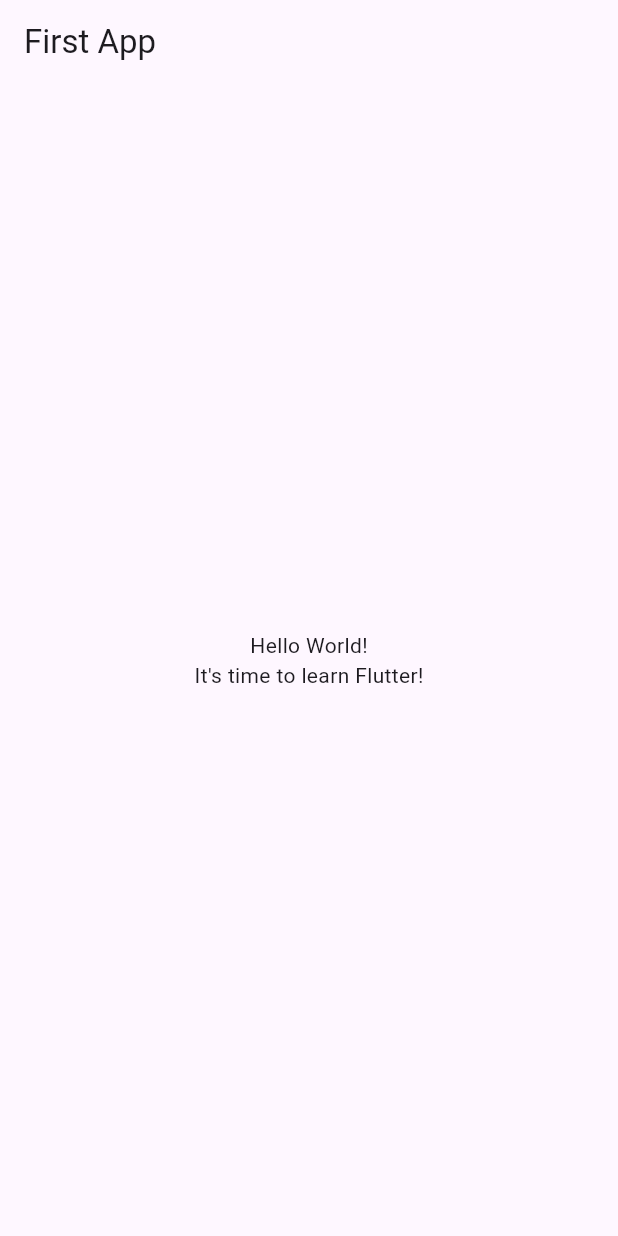
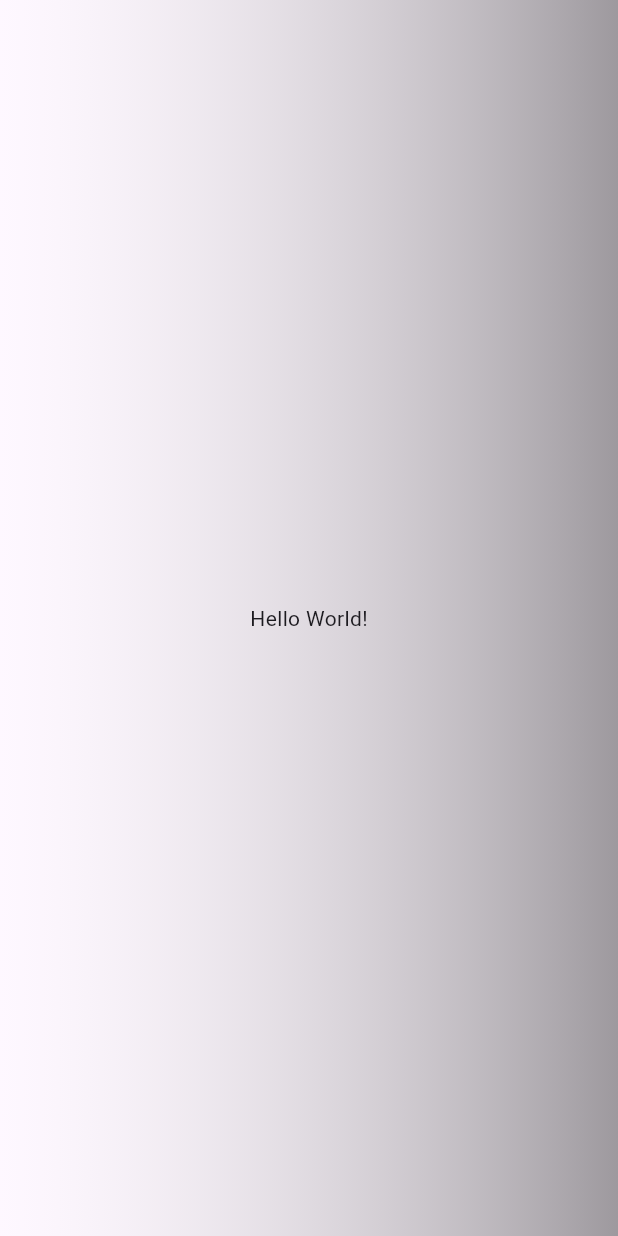
Before and after one commit to Ahmad-Zahradeen-Tahir/new-app, a Flutter app: the screen it shows after launch, on a phone screen of 412 x 824 dp. Run offline on Flutter 3.47's test engine with Material 3 defaults, Android fonts, the phone set to English and light mode, and no system bars.

Commit message:
background gradient

```diff
--- a/lib/main.dart
+++ b/lib/main.dart
@@ -1,37 +1,18 @@
 import 'package:flutter/material.dart';
 
 void main() {
-  runApp(const MyApp());
-}
-
-class MyApp extends StatelessWidget {
-  const MyApp({super.key});
-
-  @override
-  Widget build(BuildContext context) {
-    return MaterialApp(
-      title: 'Flutter Demo',
-      theme: ThemeData(
-        primarySwatch: Colors.blue,
-      ),
+  runApp(
+    MaterialApp(
       home: Scaffold(
-        appBar: AppBar(
-          title: const Text('First App'),
-        ),
-        body: const Center(
-          child: Column(
-            mainAxisAlignment: MainAxisAlignment.center,
-            children: const [
-              Text(
-                'Hello World!',
-              ),
-              Text(
-                'It\'s time to learn Flutter!',
-              ),
-            ],
+        body: Container(
+          decoration: const BoxDecoration(
+            gradient: LinearGradient(colors: [Colors.white10, Colors.black38]),
+          ),
+          child: const Center(
+            child: Text('Hello World!'),
           ),
         ),
       ),
-    );
-  }
+    ),
+  );
 }
```
Also changed, not shown: 1 other file.
